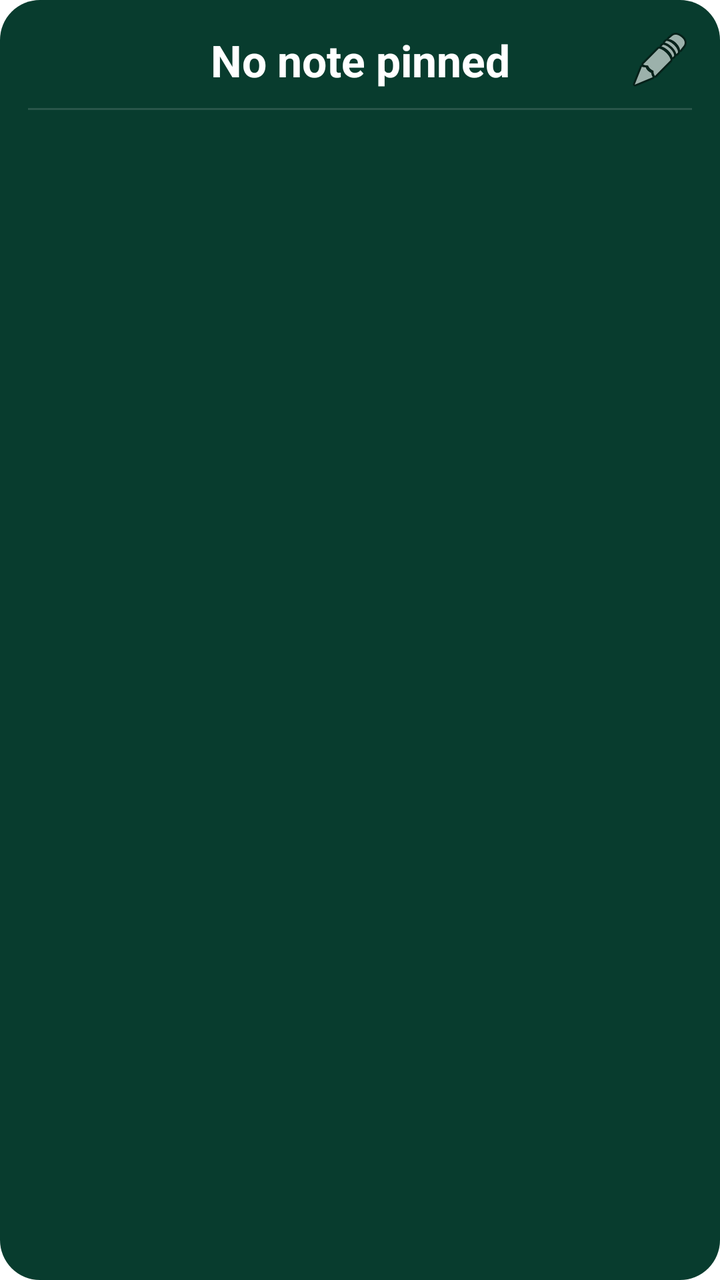
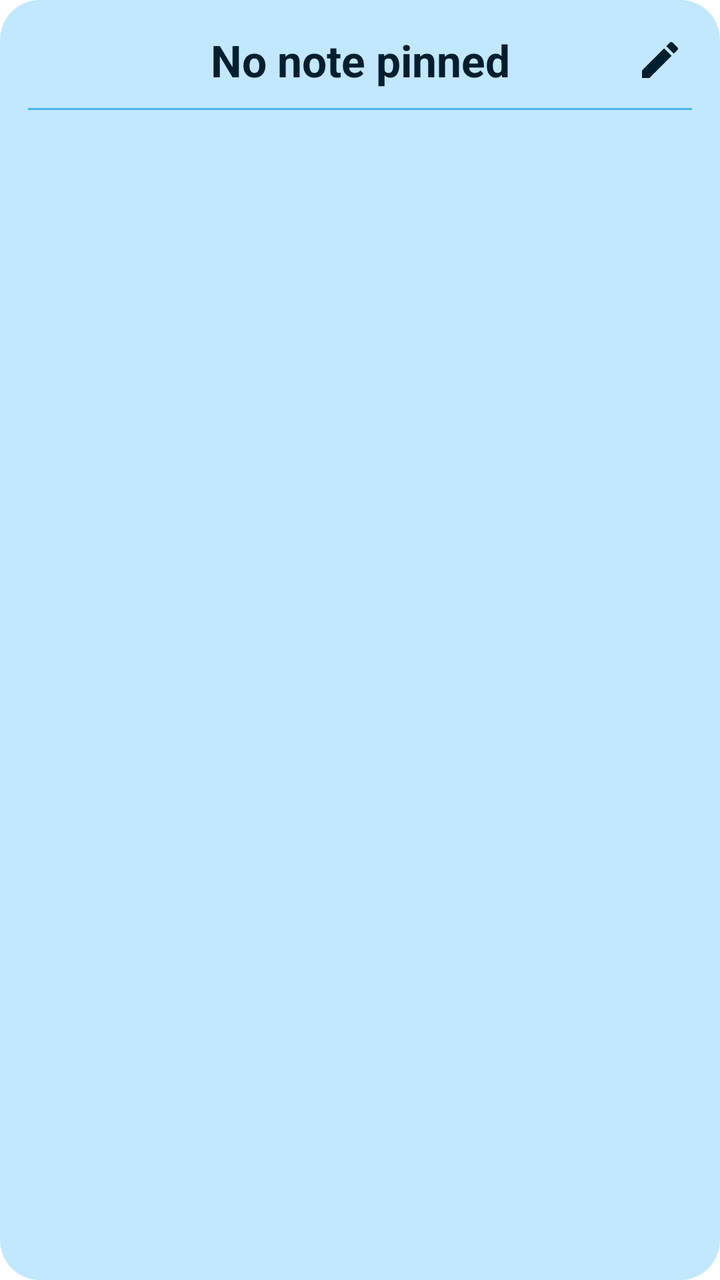

The first picture is an Android layout as it rendered before a commit; the second is the same layout after the commit. The layout source and the unified diff follow.
<!-- AndroidManifest.xml: fallback theme Theme.MaterialComponents.DayNight.NoActionBar -->
<!-- res/layout/notes_widget_layout.xml -->
<?xml version="1.0" encoding="utf-8"?>
<LinearLayout xmlns:android="http://schemas.android.com/apk/res/android"
    android:layout_width="match_parent"
    android:layout_height="match_parent"
    android:orientation="vertical"
    android:background="@drawable/widget_background"
    android:padding="14dp">

    <LinearLayout
        android:layout_width="match_parent"
        android:layout_height="wrap_content"
        android:orientation="horizontal"
        android:gravity="center_vertical">

        <ImageView
            android:layout_width="32dp"
            android:layout_height="32dp"
            android:visibility="invisible" />

        <TextView
            android:id="@+id/widget_title"
            android:layout_width="0dp"
            android:layout_height="wrap_content"
            android:layout_weight="1"
            android:text="No note pinned"
            android:textColor="#FFFFFF"
            android:textSize="22sp"
            android:textStyle="bold"
            android:gravity="center"
            android:textAlignment="center"
            android:maxLines="2"
            android:ellipsize="end" />

        <ImageButton
            android:id="@+id/btn_edit"
            android:layout_width="32dp"
            android:layout_height="32dp"
            android:background="@android:color/transparent"
            android:src="@android:drawable/ic_menu_edit"
            android:contentDescription="Edit note" />
    </LinearLayout>

    <ImageView
        android:layout_width="match_parent"
        android:layout_height="1dp"
        android:layout_marginTop="8dp"
        android:layout_marginBottom="8dp"
        android:background="#22FFFFFF" />

    
    <TextView
        android:id="@+id/row_text"
        android:layout_width="match_parent"
        android:layout_height="wrap_content"
        android:layout_marginBottom="4dp"
        android:textColor="#CCFFFFFF"
        android:textSize="15sp"
        android:maxLines="20"
        android:visibility="gone" />

    
    <ListView
        android:id="@+id/widget_list"
        android:layout_width="match_parent"
        android:layout_height="0dp"
        android:layout_weight="1"
        android:divider="@null"
        android:dividerHeight="0dp"
        android:listSelector="@android:color/transparent"
        android:scrollbars="none"
        android:visibility="gone" />

</LinearLayout>
<!-- resources referenced by this layout -->
<resources>
  <!-- drawable widget_background (drawable) -->
  <?xml version="1.0" encoding="utf-8"?>
  <shape xmlns:android="http://schemas.android.com/apk/res/android">
      <solid android:color="#083C2E" />
      <corners android:radius="20dp" />
  </shape>
</resources>

<!-- the commit's change to res/layout/notes_widget_layout.xml (unified diff, before → after) -->
@@ -23,7 +23,7 @@
             android:layout_height="wrap_content"
             android:layout_weight="1"
             android:text="No note pinned"
-            android:textColor="#FFFFFF"
+            android:textColor= "@color/widget_text"
             android:textSize="22sp"
             android:textStyle="bold"
             android:gravity="center"
@@ -36,7 +36,7 @@
             android:layout_width="32dp"
             android:layout_height="32dp"
             android:background="@android:color/transparent"
-            android:src="@android:drawable/ic_menu_edit"
+            android:src="@drawable/ic_edit"
             android:contentDescription="Edit note" />
     </LinearLayout>
 
@@ -45,7 +45,7 @@
         android:layout_height="1dp"
         android:layout_marginTop="8dp"
         android:layout_marginBottom="8dp"
-        android:background="#22FFFFFF" />
+        android:background="@color/widget_divider" />
 
     
     <TextView
@@ -53,7 +53,7 @@
         android:layout_width="match_parent"
         android:layout_height="wrap_content"
         android:layout_marginBottom="4dp"
-        android:textColor="#CCFFFFFF"
+        android:textColor="@color/widget_text_dim"
         android:textSize="15sp"
         android:maxLines="20"
         android:visibility="gone" />
<!-- resource entries referenced after the edit -->
@@ -1,10 +1,24 @@
 <!-- resources referenced by this layout -->
 <resources>
+  <color name="widget_divider">#1F000000</color>
+  <color name="widget_text">#1A1A1A</color>
+  <color name="widget_text_dim">#99000000</color>
+  <!-- drawable ic_edit (drawable) -->
+  <?xml version="1.0" encoding="utf-8"?>
+  <vector xmlns:android="http://schemas.android.com/apk/res/android"
+      android:width="24dp" android:height="24dp"
+      android:viewportWidth="24" android:viewportHeight="24">
+      <path
+          android:pathData="M3,17.25V21h3.75L17.81,9.94l-3.75,-3.75L3,17.25zM20.71,7.04c0.39,-0.39 0.39,-1.02 0,-1.41l-2.34,-2.34c-0.39,-0.39 -1.02,-0.39 -1.41,0l-1.83,1.83 3.75,3.75 1.83,-1.83z"
+          android:fillColor="@color/widget_icon" />
+  </vector>
   <!-- drawable widget_background (drawable) -->
   <?xml version="1.0" encoding="utf-8"?>
   <shape xmlns:android="http://schemas.android.com/apk/res/android">
-      <solid android:color="#083C2E" />
+      <solid android:color="@color/widget_bg" />
       <corners android:radius="20dp" />
   </shape>
+  <color name="widget_icon">#1A1A1A</color>
+  <color name="widget_bg">#F8F3E8</color>
 </resources>
 
